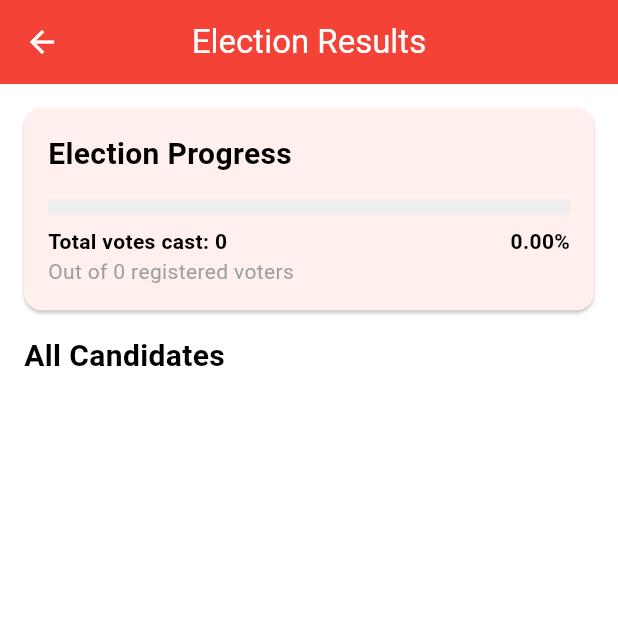
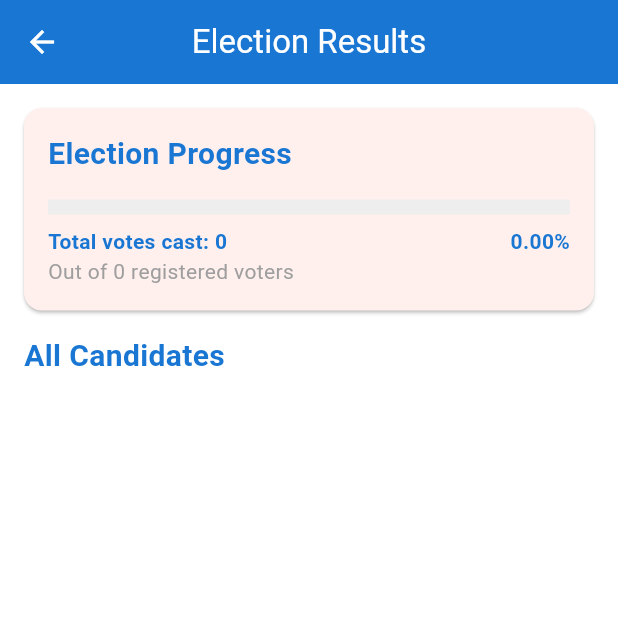
Before and after one commit to lakshannaveen/evotemobile, a Flutter app: the ResultPage screen opened by its route, on a phone screen of 412 x 824 dp, the top half of it. Run offline on Flutter 3.47's test engine with Material 3 defaults, Android fonts, the phone set to English and light mode, and no system bars; our stand-ins replace cloud_firestore, file_picker, firebase_core, fl_chart, percent_indicator; missing offline and left inert: bcrypt, dart_jsonwebtoken; accounts and stored records are empty.

Commit message:
result page color chnged

```diff
--- a/lib/pages/result_page.dart
+++ b/lib/pages/result_page.dart
@@ -29,6 +29,7 @@ class ResultPageState extends State<ResultPage> {
         appBar: AppBar(
           title: const Text('Election Results'),
           centerTitle: true,
+          backgroundColor: const Color(0xFF1976D2),
         ),
         body: _buildResultSummary(),
       ),
@@ -78,6 +79,7 @@ class ResultPageState extends State<ResultPage> {
                                 style: TextStyle(
                                   fontSize: 20,
                                   fontWeight: FontWeight.bold,
+                                  color: Color(0xFF1976D2),
                                 ),
                               ),
                               const SizedBox(height: 16),
@@ -87,6 +89,7 @@ class ResultPageState extends State<ResultPage> {
                                     : 0,
                                 minHeight: 10,
                                 backgroundColor: Colors.grey[200],
+                                color: const Color(0xFF1976D2),
                               ),
                               const SizedBox(height: 8),
                               Row(
@@ -96,12 +99,16 @@ class ResultPageState extends State<ResultPage> {
                                   Text(
                                     'Total votes cast: ${formatNumber.format(totalVotes)}',
                                     style: const TextStyle(
-                                        fontWeight: FontWeight.bold),
+                                      fontWeight: FontWeight.bold,
+                                      color: Color(0xFF1976D2),
+                                    ),
                                   ),
                                   Text(
                                     '${formatDecimal.format(votePercentage)}%',
                                     style: const TextStyle(
-                                        fontWeight: FontWeight.bold),
+                                      fontWeight: FontWeight.bold,
+                                      color: Color(0xFF1976D2),
+                                    ),
                                   ),
                                 ],
                               ),
@@ -133,6 +140,7 @@ class ResultPageState extends State<ResultPage> {
                                       style: TextStyle(
                                         fontSize: 20,
                                         fontWeight: FontWeight.bold,
+                                        color: Color(0xFF1976D2),
                                       ),
                                     ),
                                     if (leaderInfo['hasWon'] == true) ...[
@@ -169,13 +177,13 @@ class ResultPageState extends State<ResultPage> {
                         ),
                       ],
 
-
                       // All Candidates Results
                       const Text(
                         'All Candidates',
                         style: TextStyle(
                           fontSize: 20,
                           fontWeight: FontWeight.bold,
+                          color: Color(0xFF1976D2),
                         ),
                       ),
                       const SizedBox(height: 16),
@@ -226,6 +234,7 @@ class ResultPageState extends State<ResultPage> {
                     style: const TextStyle(
                       fontWeight: FontWeight.bold,
                       fontSize: 16,
+                      color: Color(0xFF1976D2),
                     ),
                   ),
                   Row(
@@ -248,6 +257,7 @@ class ResultPageState extends State<ResultPage> {
                         '${formatDecimal.format(percentage)}%',
                         style: const TextStyle(
                           fontWeight: FontWeight.bold,
+                          color: Color(0xFF1976D2),
                         ),
                       ),
                     ],
@@ -272,6 +282,7 @@ class ResultPageState extends State<ResultPage> {
                   style: const TextStyle(
                     fontWeight: FontWeight.bold,
                     fontSize: 16,
+                    color: Color(0xFF1976D2),
                   ),
                 ),
               ],
@@ -311,6 +322,7 @@ class ResultPageState extends State<ResultPage> {
                     style: const TextStyle(
                       fontWeight: FontWeight.bold,
                       fontSize: 18,
+                      color: Color(0xFF1976D2),
                     ),
                   ),
                   const SizedBox(height: 4),
@@ -341,6 +353,7 @@ class ResultPageState extends State<ResultPage> {
                   style: const TextStyle(
                     fontWeight: FontWeight.bold,
                     fontSize: 20,
+                    color: Color(0xFF1976D2),
                   ),
                 ),
                 if (isLeader && percentage > 50) ...[
```
